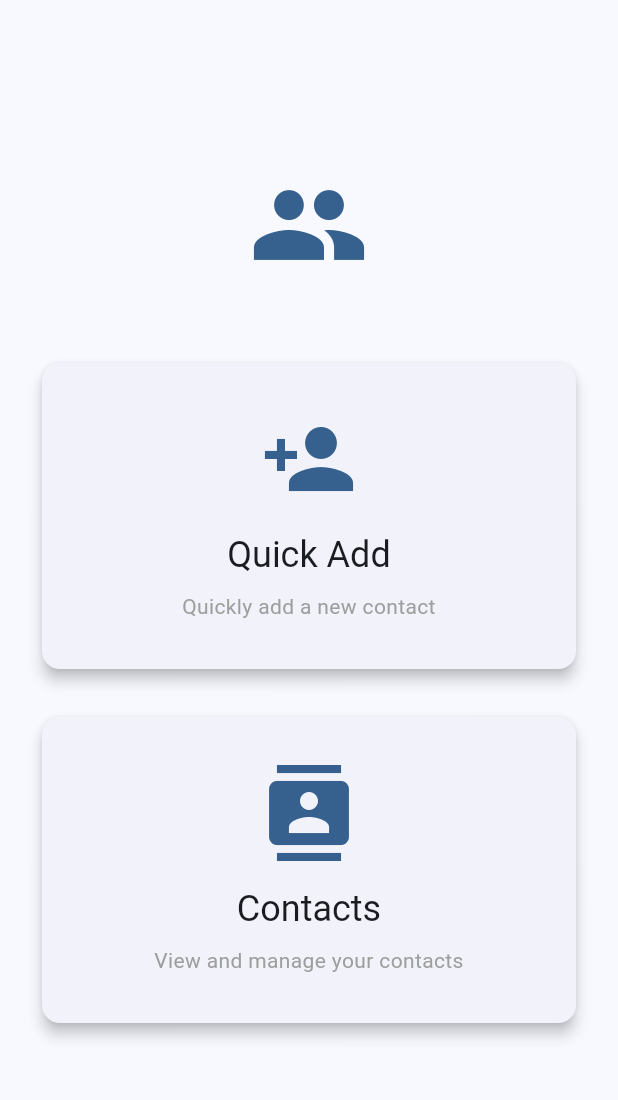
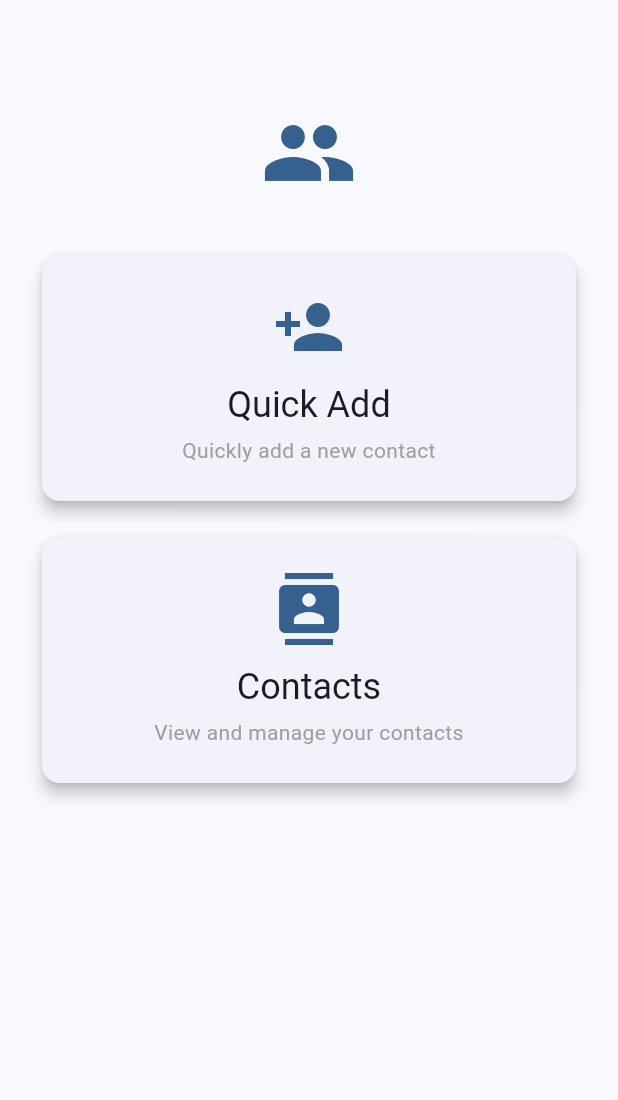
Before and after one commit to cblanzy/WhooData, a Flutter app: the screen it shows after launch, on a phone screen of 412 x 824 dp, the part 63-1163 px from its top. Run offline on Flutter 3.47's test engine with Material 3 defaults, Android fonts, the phone set to English and light mode, and no system bars; our stand-ins replace drift, flutter_riverpod, go_router, image_picker, package_info_plus, shared_preferences; accounts and stored records are empty; generated files the repository leaves out were written again.

Commit message:
Fix CI build: HomeScreen layout overflow and widget test
Fixed two issues causing CI build failures:

1. Layout overflow in HomeScreen
   - Wrapped body Column in SingleChildScrollView to prevent overflow
   - Reduced icon sizes: main icon 80→64, card icons 64→48
   - Reduced card padding from 32→24
   - Adjusted spacing throughout for smaller screens

2. Widget test failures
   - Updated test to expect 'Quick Add' and 'Contacts' instead of 'Fast Add'
   - Test now matches actual HomeScreen content

All tests now pass successfully.

🤖 Generated with [Claude Code](https://claude.com/claude-code)

Co-Authored-By: Claude <noreply@anthropic.com>

```diff
--- a/lib/presentation/screens/home_screen.dart
+++ b/lib/presentation/screens/home_screen.dart
@@ -9,19 +9,22 @@ class HomeScreen extends StatelessWidget {
   Widget build(BuildContext context) {
     return Scaffold(
       appBar: appBarWithBrand(context),
-      body: Padding(
+      body: SingleChildScrollView(
+        child: Padding(
           padding: const EdgeInsets.all(24),
           child: Column(
             mainAxisAlignment: MainAxisAlignment.center,
             crossAxisAlignment: CrossAxisAlignment.stretch,
             children: [
+              const SizedBox(height: 32),
+
               // App logo/title area
               Icon(
                 Icons.people,
-              size: 80,
+                size: 64,
                 color: Theme.of(context).colorScheme.primary,
               ),
-            const SizedBox(height: 48),
+              const SizedBox(height: 32),
 
               // Quick Add Card
               Card(
@@ -30,20 +33,20 @@ class HomeScreen extends StatelessWidget {
                 onTap: () => context.go('/add-quick'),
                 borderRadius: BorderRadius.circular(12),
                 child: Padding(
-                  padding: const EdgeInsets.all(32),
+                  padding: const EdgeInsets.all(24),
                   child: Column(
                     children: [
                       Icon(
                         Icons.person_add,
-                        size: 64,
+                        size: 48,
                         color: Theme.of(context).colorScheme.primary,
                       ),
-                      const SizedBox(height: 16),
+                      const SizedBox(height: 12),
                       Text(
                         'Quick Add',
                         style: Theme.of(context).textTheme.headlineSmall,
                       ),
-                      const SizedBox(height: 8),
+                      const SizedBox(height: 4),
                       Text(
                         'Quickly add a new contact',
                         style: Theme.of(context).textTheme.bodyMedium?.copyWith(
@@ -56,7 +59,7 @@ class HomeScreen extends StatelessWidget {
                 ),
               ),
             ),
-            const SizedBox(height: 24),
+            const SizedBox(height: 16),
 
             // Contacts Card
             Card(
@@ -65,20 +68,20 @@ class HomeScreen extends StatelessWidget {
                 onTap: () => context.go('/contacts'),
                 borderRadius: BorderRadius.circular(12),
                 child: Padding(
-                  padding: const EdgeInsets.all(32),
+                  padding: const EdgeInsets.all(24),
                   child: Column(
                     children: [
                       Icon(
                         Icons.contacts,
-                        size: 64,
+                        size: 48,
                         color: Theme.of(context).colorScheme.primary,
                       ),
-                      const SizedBox(height: 16),
+                      const SizedBox(height: 12),
                       Text(
                         'Contacts',
                         style: Theme.of(context).textTheme.headlineSmall,
                       ),
-                      const SizedBox(height: 8),
+                      const SizedBox(height: 4),
                       Text(
                         'View and manage your contacts',
                         style: Theme.of(context).textTheme.bodyMedium?.copyWith(
@@ -91,7 +94,9 @@ class HomeScreen extends StatelessWidget {
                 ),
               ),
             ),
+            const SizedBox(height: 32),
           ],
+        ),
       ),
       ),
     );
```
Also changed, not shown: 1 other file. Lines whose indentation alone changed are shown as unchanged.
